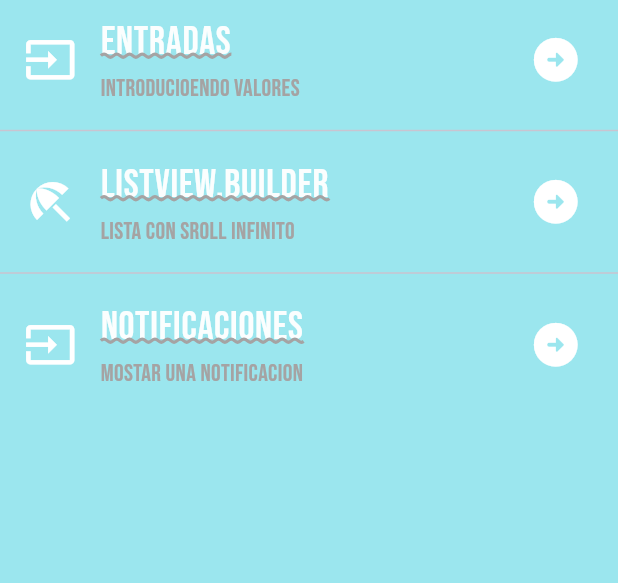
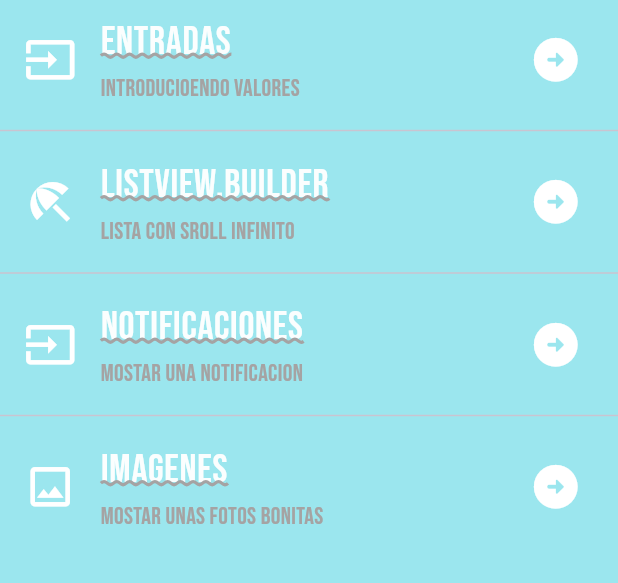
Before and after one commit to imanol0512/componentes_flutter, a Flutter app: the screen it shows after launch, on a phone screen of 412 x 824 dp, the part 84-667 px from its top. Run offline on Flutter 3.47's test engine with Material 3 defaults, Android fonts, the phone set to English and light mode, and no system bars; our stand-ins replace google_fonts.

Commit message:
Image insection

```diff
--- a/lib/Screens/home_screen.dart
+++ b/lib/Screens/home_screen.dart
@@ -1,4 +1,5 @@
 import 'package:flutter/material.dart';
+import 'package:practica3/Screens/images_screen.dart';
 import 'package:practica3/Screens/infinite_scroll_screen.dart';
 import 'package:practica3/Screens/inputs_screen.dart';
 import 'package:practica3/Screens/notifications_screen.dart';
@@ -90,6 +91,31 @@ class HomeScreen extends StatelessWidget {
               Navigator.push(context, ruta3);
             },
           ),
+          const Divider(),
+          ListTile(
+            title: Text(
+              'Imagenes',
+              style: AppTheme.lightTheme.textTheme.headlineLarge,
+            ),
+            subtitle: Text(
+              'Mostar unas fotos bonitas ',
+              style: AppTheme.lightTheme.textTheme.bodySmall,
+            ),
+            leading: IconTheme(
+              data: AppTheme.lightTheme.iconTheme,
+              child: const Icon(Icons.image_outlined),
+            ),
+            trailing: IconTheme(
+              data: AppTheme.lightTheme.iconTheme,
+              child: const Icon(Icons.arrow_circle_right_rounded),
+            ),
+            onTap: () {
+              final ruta3 = MaterialPageRoute(builder: (context) {
+                return const ImagesScreen();
+              });
+              Navigator.push(context, ruta3);
+            },
+          ),
         ],
       ),
     );
--- a/lib/Screens/inputs_screen.dart
+++ b/lib/Screens/inputs_screen.dart
@@ -34,7 +34,7 @@ class _InputsScreenState extends State<InputsScreen> {
         ),
       ),
       bottomNavigationBar: BottomNavigationBar(
-        backgroundColor: Color.fromARGB(255, 166, 152, 255),
+        backgroundColor: const Color.fromARGB(255, 166, 152, 255),
         items: const [
           BottomNavigationBarItem(
             icon: Icon(Icons.home),
--- a/pubspec.yaml
+++ b/pubspec.yaml
@@ -18,3 +18,5 @@ dev_dependencies:
 
 flutter:
   uses-material-design: true
+  assets:
+    - assets/img/Imagen.jpg
```
Also changed, not shown: lib/Screens/images_screen.dart (added, +26 -0 lines), assets/img/Imagen.jpg (added).
